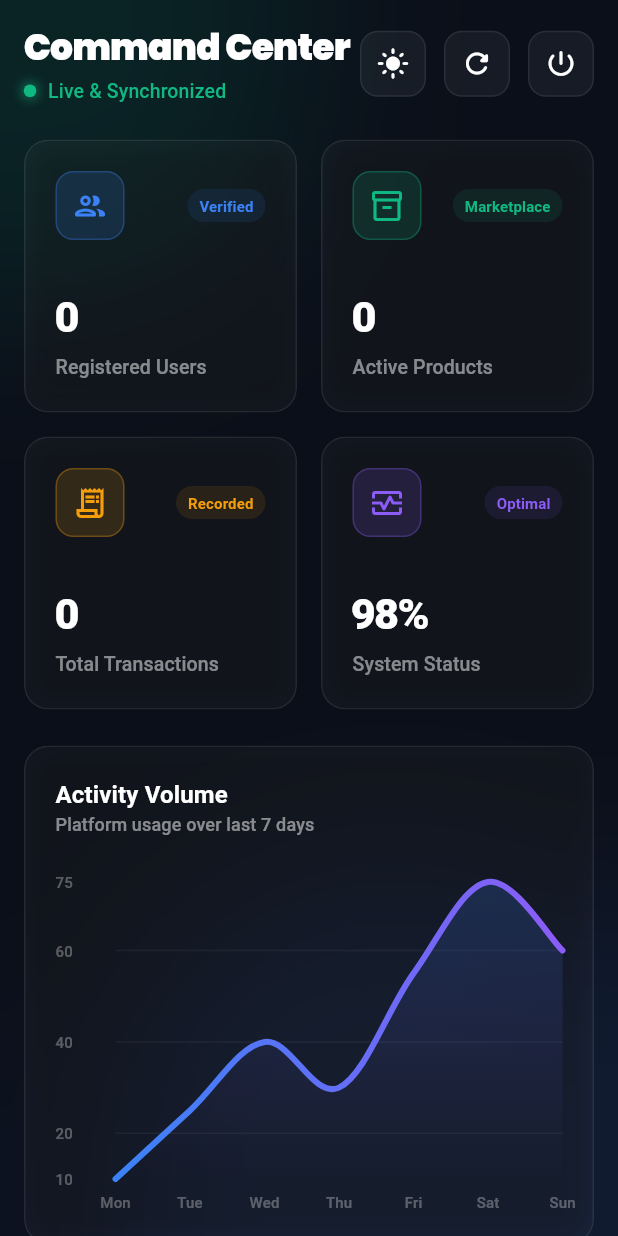
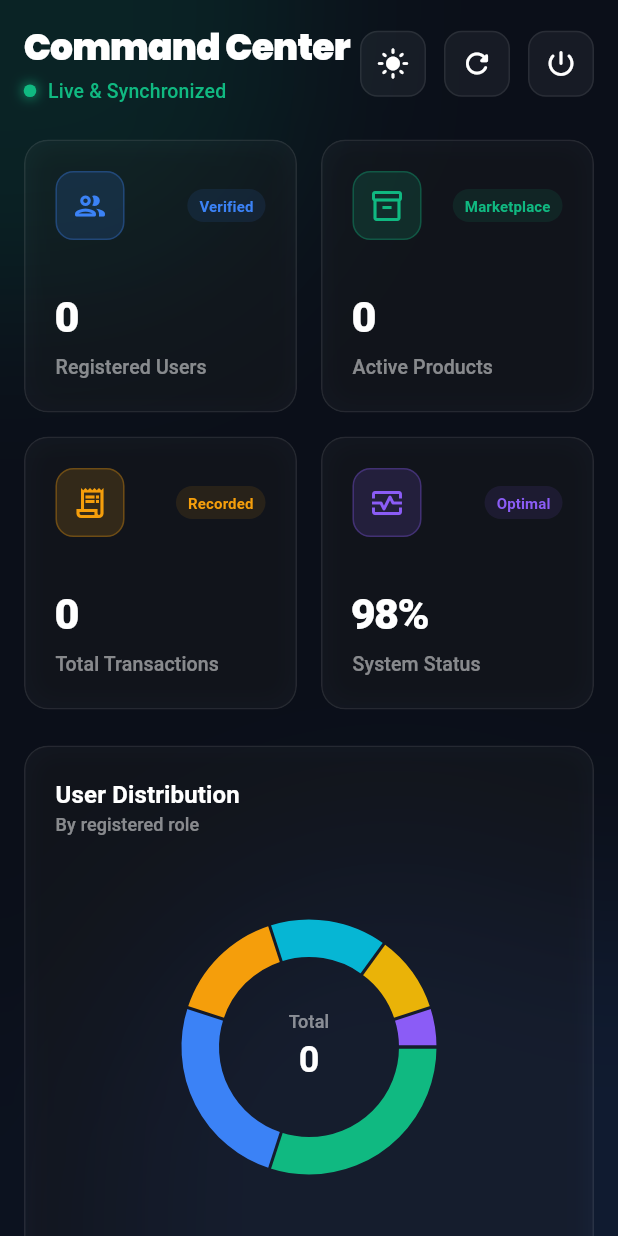
Before and after one commit to Tofaiel-1/AgroLinkBD, a Flutter app: the AdvancedAdminDashboard screen opened directly, on a phone screen of 412 x 824 dp. Run offline on Flutter 3.47's test engine with Material 3 defaults, Android fonts, the phone set to English and light mode, and no system bars; drawn by our look-alikes of fl_chart; our stand-ins replace cached_network_image, camera, cloud_firestore, cloud_functions, connectivity_plus, csv and 20 more; accounts and stored records are empty.

Commit message:
Remove recent activity

```diff
--- a/lib/presentation/screens/admin/advanced_admin_dashboard.dart
+++ b/lib/presentation/screens/admin/advanced_admin_dashboard.dart
@@ -817,96 +817,7 @@ class _AdvancedAdminDashboardState extends State<AdvancedAdminDashboard> {
   }
 
   Widget _buildChartsSection() {
-    final isMobile = MediaQuery.of(context).size.width < 768;
-    if (isMobile) {
-      return Column(
-        children: [
-          _buildRevenueChart(),
-          const SizedBox(height: 24),
-          _buildPlatformDistributionChart(),
-        ],
-      );
-    }
-    return Row(
-      crossAxisAlignment: CrossAxisAlignment.start,
-      children: [
-        Expanded(flex: 2, child: _buildRevenueChart()),
-        const SizedBox(width: 24),
-        Expanded(child: _buildPlatformDistributionChart()),
-      ],
-    );
-  }
-
-  Widget _buildRevenueChart() {
-    return _buildGlassContainer(
-      child: Column(
-        crossAxisAlignment: CrossAxisAlignment.start,
-        children: [
-          Text('Activity Volume', style: TextStyle(color: _textColor, fontWeight: FontWeight.bold, fontSize: 16)),
-          Text('Platform usage over last 7 days', style: TextStyle(color: _textColor.withOpacity(0.5), fontSize: 12)),
-          const SizedBox(height: 30),
-          SizedBox(
-            height: 220,
-            child: LineChart(
-              LineChartData(
-                gridData: FlGridData(
-                  show: true, drawVerticalLine: false,
-                  getDrawingHorizontalLine: (value) => FlLine(color: _textColor.withOpacity(0.05), strokeWidth: 1),
-                ),
-                borderData: FlBorderData(show: false),
-                lineTouchData: LineTouchData(
-                  touchTooltipData: LineTouchTooltipData(
-                    tooltipBgColor: const Color(0xFF10B981).withOpacity(0.8),
-                  )
-                ),
-                titlesData: FlTitlesData(
-                  leftTitles: AxisTitles(
-                    sideTitles: SideTitles(
-                      showTitles: true, reservedSize: 40,
-                      getTitlesWidget: (value, meta) => Text(value.toInt().toString(), style: TextStyle(color: _textColor.withOpacity(0.3), fontSize: 10)),
-                    ),
-                  ),
-                  bottomTitles: AxisTitles(
-                    sideTitles: SideTitles(
-                      showTitles: true,
-                      getTitlesWidget: (value, meta) {
-                        const days = ['Mon', 'Tue', 'Wed', 'Thu', 'Fri', 'Sat', 'Sun'];
-                        if (value.toInt() >= 0 && value.toInt() < days.length) {
-                          return Padding(
-                            padding: const EdgeInsets.only(top: 8.0),
-                            child: Text(days[value.toInt()], style: TextStyle(color: _textColor.withOpacity(0.3), fontSize: 10)),
-                          );
-                        }
-                        return const Text('');
-                      },
-                    ),
-                  ),
-                  rightTitles: const AxisTitles(sideTitles: SideTitles(showTitles: false)),
-                  topTitles: const AxisTitles(sideTitles: SideTitles(showTitles: false)),
-                ),
-                lineBarsData: [
-                  LineChartBarData(
-                    spots: const [FlSpot(0, 10), FlSpot(1, 25), FlSpot(2, 40), FlSpot(3, 30), FlSpot(4, 55), FlSpot(5, 75), FlSpot(6, 60)],
-                    isCurved: true,
-                    gradient: const LinearGradient(colors: [Color(0xFF3B82F6), Color(0xFF8B5CF6)]),
-                    barWidth: 4,
-                    isStrokeCapRound: true,
-                    dotData: const FlDotData(show: false),
-                    belowBarData: BarAreaData(
-                      show: true,
-                      gradient: LinearGradient(
-                        colors: [const Color(0xFF3B82F6).withOpacity(0.2), const Color(0xFF8B5CF6).withOpacity(0.0)],
-                        begin: Alignment.topCenter, end: Alignment.bottomCenter,
-                      ),
-                    ),
-                  ),
-                ],
-              ),
-            ),
-          ),
-        ],
-      ),
-    );
+    return _buildPlatformDistributionChart();
   }
 
   Widget _buildPlatformDistributionChart() {
```
Also changed, not shown: 1 other file.
